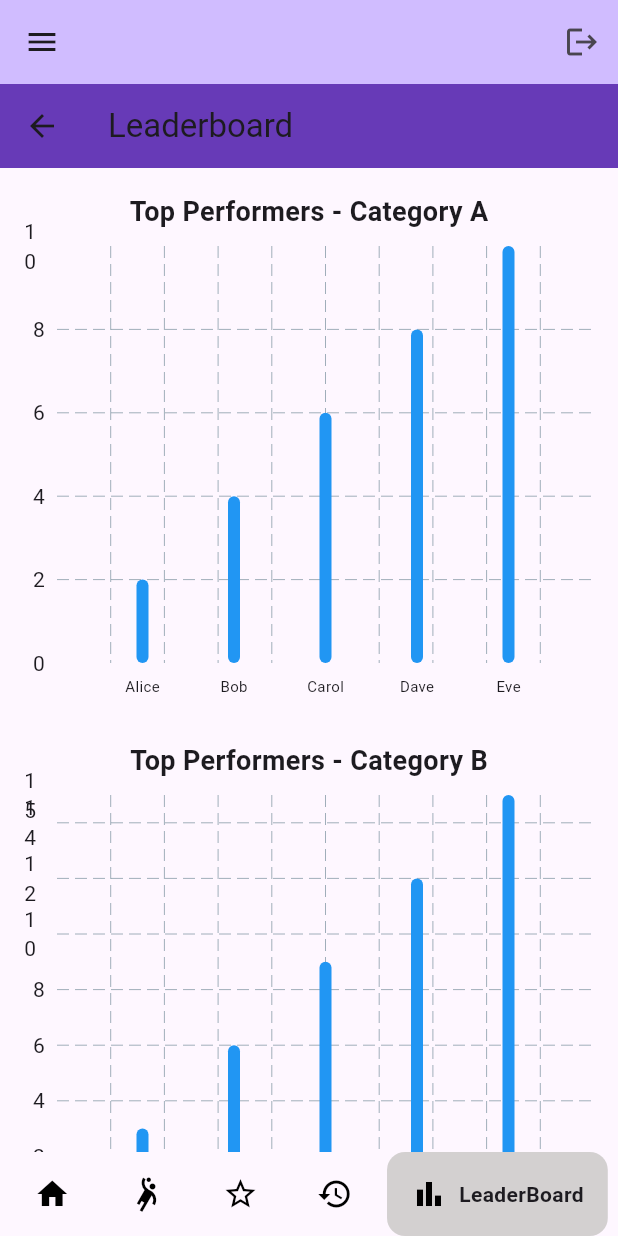
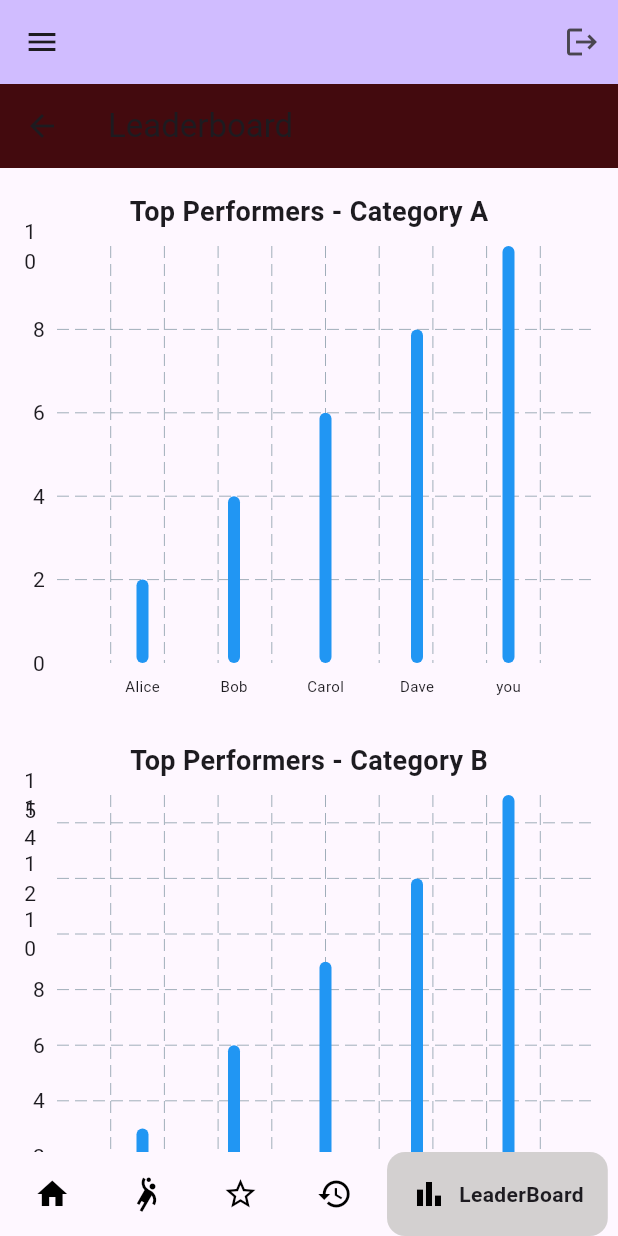
Before and after one commit to marcsaffold17/GetFitApp, a Flutter app: the MyHomePage screen opened directly, item 5 of the bottom bar chosen, on a phone screen of 412 x 824 dp. Run offline on Flutter 3.47's test engine with Material 3 defaults, Android fonts, the phone set to English and light mode, and no system bars; drawn by our look-alikes of fl_chart, google_nav_bar; our stand-ins replace cloud_firestore, firebase_core, shared_preferences; accounts and stored records are empty; network calls fail.

Commit message:
adjusted some values

```diff
--- a/get_fit_app/lib/view/HomePage.dart
+++ b/get_fit_app/lib/view/HomePage.dart
@@ -90,13 +90,13 @@ class _MyHomePageState extends State<MyHomePage> {
           ),
         ),
         Positioned(
-          top: 70,
+          top: 120,
           left: 20,
           right: 20,
           child: displayChart(_chartData, _selectedChart),
         ),
         Positioned(
-          bottom: 50,
+          top: 60,
           left: 20,
           child: ElevatedButton(
             onPressed: () async {
--- a/get_fit_app/lib/view/LeaderboardPage.dart
+++ b/get_fit_app/lib/view/LeaderboardPage.dart
@@ -6,7 +6,7 @@ class LeaderboardPage extends StatelessWidget {
   const LeaderboardPage({super.key});
 
   List<ChartModel> generateDummyData(int multiplier) {
-    List<String> names = ['Alice', 'Bob', 'Carol', 'Dave', 'Eve'];
+    List<String> names = ['Alice', 'Bob', 'Carol', 'Dave', 'you'];
     return List.generate(
       names.length,
       (index) => ChartModel(
@@ -22,7 +22,7 @@ class LeaderboardPage extends StatelessWidget {
     return Scaffold(
       appBar: AppBar(
         title: const Text('Leaderboard'),
-        backgroundColor: Colors.deepPurple,
+        backgroundColor: const Color.fromARGB(255, 67, 10, 14),
       ),
       body: SingleChildScrollView(
         padding: const EdgeInsets.all(16),
```
